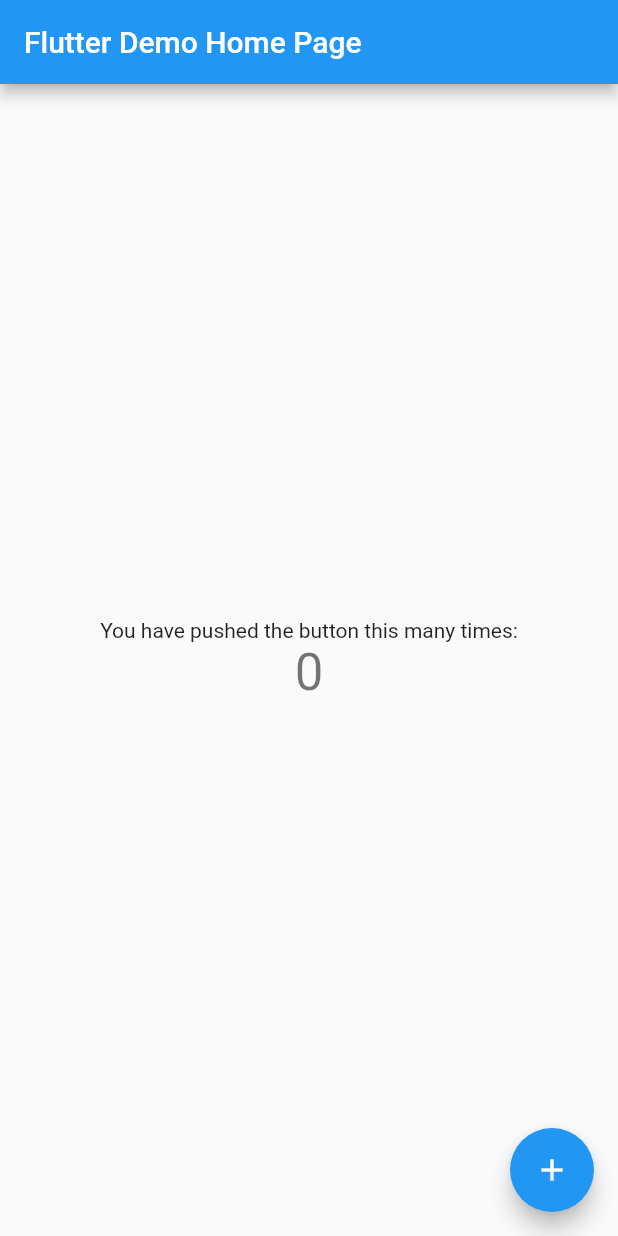
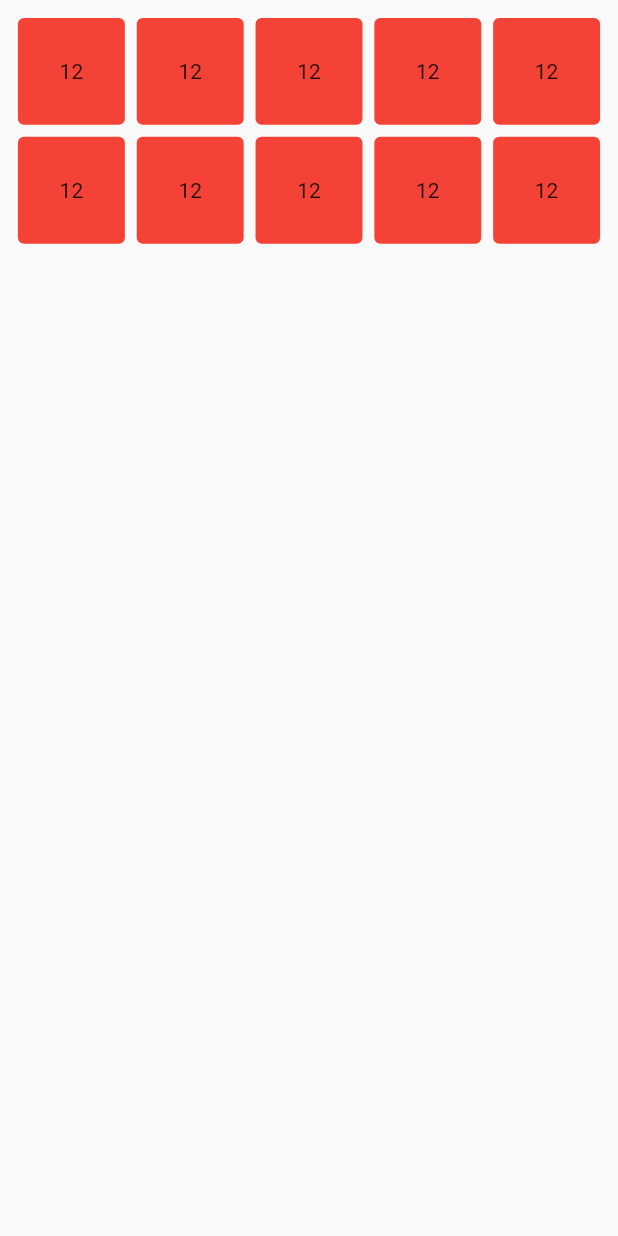
Before and after one commit to FoseFx/nine, a Flutter app: the screen it shows after launch, on a phone screen of 412 x 824 dp. Run offline on Flutter 3.47's test engine with Material 2 defaults, Android fonts, the phone set to English and light mode, and no system bars.

Commit message:
New project started

```diff
--- /dev/null
+++ b/lib/game/GameField.dart
@@ -0,0 +1,61 @@
+import 'package:flutter/material.dart';
+import 'dart:math';
+
+class GameField extends StatelessWidget {
+  final int N = 5;
+  final double padd = 8.0;
+  const GameField({Key key}) : super(key: key);
+
+  @override
+  Widget build(BuildContext context) {
+    return Padding(
+      padding: new EdgeInsets.all(padd),
+      child: new Stack(
+        children: <Widget>[
+          new Square(0, 0, getLength(context), 12),
+          new Square(0, 1, getLength(context), 12),
+          new Square(0, 2, getLength(context), 12),
+          new Square(0, 3, getLength(context), 12),
+          new Square(0, 4, getLength(context), 12),
+          new Square(1, 0, getLength(context), 12),
+          new Square(1, 1, getLength(context), 12),
+          new Square(1, 2, getLength(context), 12),
+          new Square(1, 3, getLength(context), 12),
+          new Square(1, 4, getLength(context), 12),
+        ],
+      ),
+    );
+  }
+
+  double getLength(BuildContext context) {
+    var size = MediaQuery.of(context).size;
+    return (min(size.width, size.height) - (2 * padd)) / N;
+  }
+}
+
+class Square extends StatelessWidget {
+  final double length;
+  final double padding;
+  final int row;
+  final int col;
+  final int value;
+  const Square(this.row, this.col, this.length, this.value): padding = length * 0.05;
+
+  @override
+  Widget build(BuildContext context) {
+    return new Positioned(
+          height: length,
+          width: length,
+          left: length * col,
+          top: length * row,
+          child: Container(
+            margin: EdgeInsets.all(padding),
+            child: new Material(
+              borderRadius: BorderRadius.all(Radius.circular(4.0)),
+              color: Colors.red,
+              child: Center(child: new Text(value.toString())),
+            ),
+          ),
+        );
+  }
+}
--- /dev/null
+++ b/lib/game/GamePage.dart
@@ -0,0 +1,18 @@
+import 'package:flutter/material.dart';
+import 'package:nine/game/GameField.dart';
+import 'package:nine/game/GameState.dart';
+import 'package:provider/provider.dart';
+
+class GamePage extends StatelessWidget {
+  const GamePage({Key key}) : super(key: key);
+
+  @override
+  Widget build(BuildContext context) {
+    return new ChangeNotifierProvider<GameState>(
+      create: (_) => new GameState(),
+      child: new Scaffold(
+        body: new GameField(),
+      ),
+    );
+  }
+}
--- /dev/null
+++ b/lib/game/GameState.dart
@@ -0,0 +1,10 @@
+
+import 'package:flutter/widgets.dart';
+
+class GameState with ChangeNotifier {
+  int N;
+  List<int> tileState = new List();
+
+  GameState({this.N = 5});
+
+}
--- a/lib/main.dart
+++ b/lib/main.dart
@@ -1,111 +1,21 @@
 import 'package:flutter/material.dart';
+
+import 'game/GamePage.dart';
 
 void main() => runApp(MyApp());
 
 class MyApp extends StatelessWidget {
-  // This widget is the root of your application.
   @override
   Widget build(BuildContext context) {
     return MaterialApp(
-      title: 'Flutter Demo',
+      title: 'Nine',
+      routes: {
+        "/gameRoute": (_) => new GamePage(),
+      },
       theme: ThemeData(
-        // This is the theme of your application.
-        //
-        // Try running your application with "flutter run". You'll see the
-        // application has a blue toolbar. Then, without quitting the app, try
-        // changing the primarySwatch below to Colors.green and then invoke
-        // "hot reload" (press "r" in the console where you ran "flutter run",
-        // or simply save your changes to "hot reload" in a Flutter IDE).
-        // Notice that the counter didn't reset back to zero; the application
-        // is not restarted.
         primarySwatch: Colors.blue,
       ),
-      home: MyHomePage(title: 'Flutter Demo Home Page'),
+      initialRoute: "/gameRoute",
     );
   }
 }
-
-class MyHomePage extends StatefulWidget {
-  MyHomePage({Key key, this.title}) : super(key: key);
-
-  // This widget is the home page of your application. It is stateful, meaning
-  // that it has a State object (defined below) that contains fields that affect
-  // how it looks.
-
-  // This class is the configuration for the state. It holds the values (in this
-  // case the title) provided by the parent (in this case the App widget) and
-  // used by the build method of the State. Fields in a Widget subclass are
-  // always marked "final".
-
-  final String title;
-
-  @override
-  _MyHomePageState createState() => _MyHomePageState();
-}
-
-class _MyHomePageState extends State<MyHomePage> {
-  int _counter = 0;
-
-  void _incrementCounter() {
-    setState(() {
-      // This call to setState tells the Flutter framework that something has
-      // changed in this State, which causes it to rerun the build method below
-      // so that the display can reflect the updated values. If we changed
-      // _counter without calling setState(), then the build method would not be
-      // called again, and so nothing would appear to happen.
-      _counter++;
-    });
-  }
-
-  @override
-  Widget build(BuildContext context) {
-    // This method is rerun every time setState is called, for instance as done
-    // by the _incrementCounter method above.
-    //
-    // The Flutter framework has been optimized to make rerunning build methods
-    // fast, so that you can just rebuild anything that needs updating rather
-    // than having to individually change instances of widgets.
-    return Scaffold(
-      appBar: AppBar(
-        // Here we take the value from the MyHomePage object that was created by
-        // the App.build method, and use it to set our appbar title.
-        title: Text(widget.title),
-      ),
-      body: Center(
-        // Center is a layout widget. It takes a single child and positions it
-        // in the middle of the parent.
-        child: Column(
-          // Column is also a layout widget. It takes a list of children and
-          // arranges them vertically. By default, it sizes itself to fit its
-          // children horizontally, and tries to be as tall as its parent.
-          //
-          // Invoke "debug painting" (press "p" in the console, choose the
-          // "Toggle Debug Paint" action from the Flutter Inspector in Android
-          // Studio, or the "Toggle Debug Paint" command in Visual Studio Code)
-          // to see the wireframe for each widget.
-          //
-          // Column has various properties to control how it sizes itself and
-          // how it positions its children. Here we use mainAxisAlignment to
-          // center the children vertically; the main axis here is the vertical
-          // axis because Columns are vertical (the cross axis would be
-          // horizontal).
-          mainAxisAlignment: MainAxisAlignment.center,
-          children: <Widget>[
-            Text(
-              'You have pushed the button this many times:',
-            ),
-            Text(
-              '$_counter',
-              style: Theme.of(context).textTheme.display1,
-            ),
-          ],
-        ),
-      ),
-      floatingActionButton: FloatingActionButton(
-        onPressed: _incrementCounter,
-        tooltip: 'Increment',
-        child: Icon(Icons.add),
-      ), // This trailing comma makes auto-formatting nicer for build methods.
-    );
-  }
-}
--- a/pubspec.yaml
+++ b/pubspec.yaml
@@ -19,6 +19,8 @@ environment:
 dependencies:
   flutter:
     sdk: flutter
+  shared_preferences: "0.5.6"
+  provider: "4.0.1"
 
   # The following adds the Cupertino Icons font to your application.
   # Use with the CupertinoIcons class for iOS style icons.
```
Also changed, not shown: lib/game/GameUtils.dart (added), pubspec.lock.
